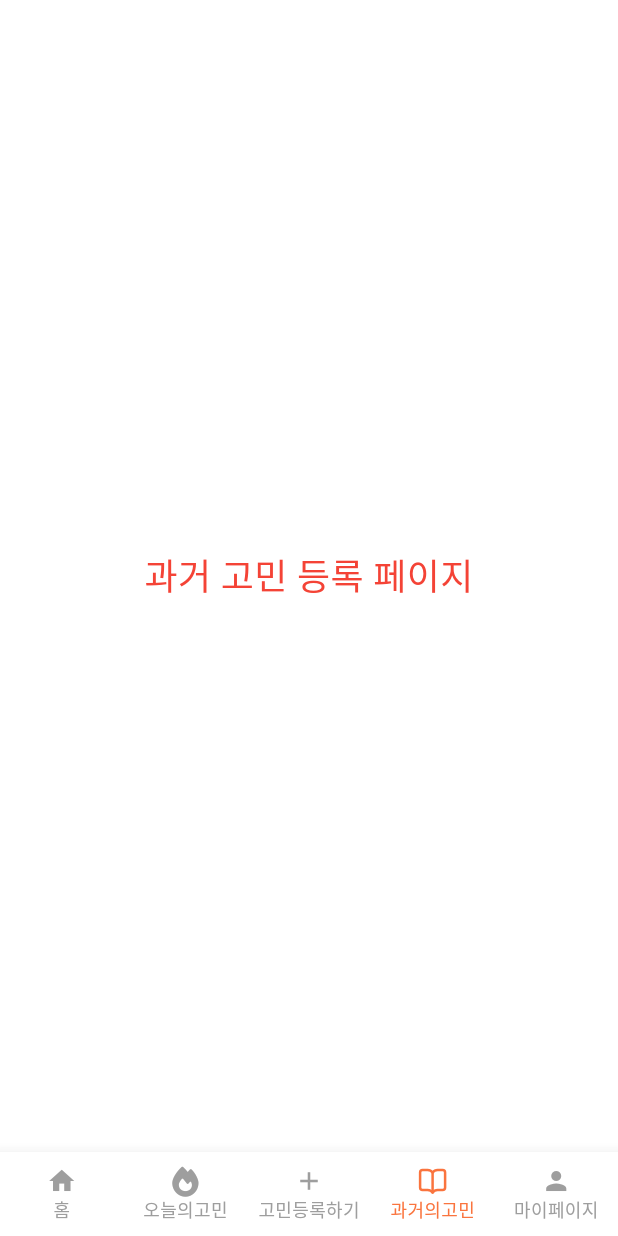
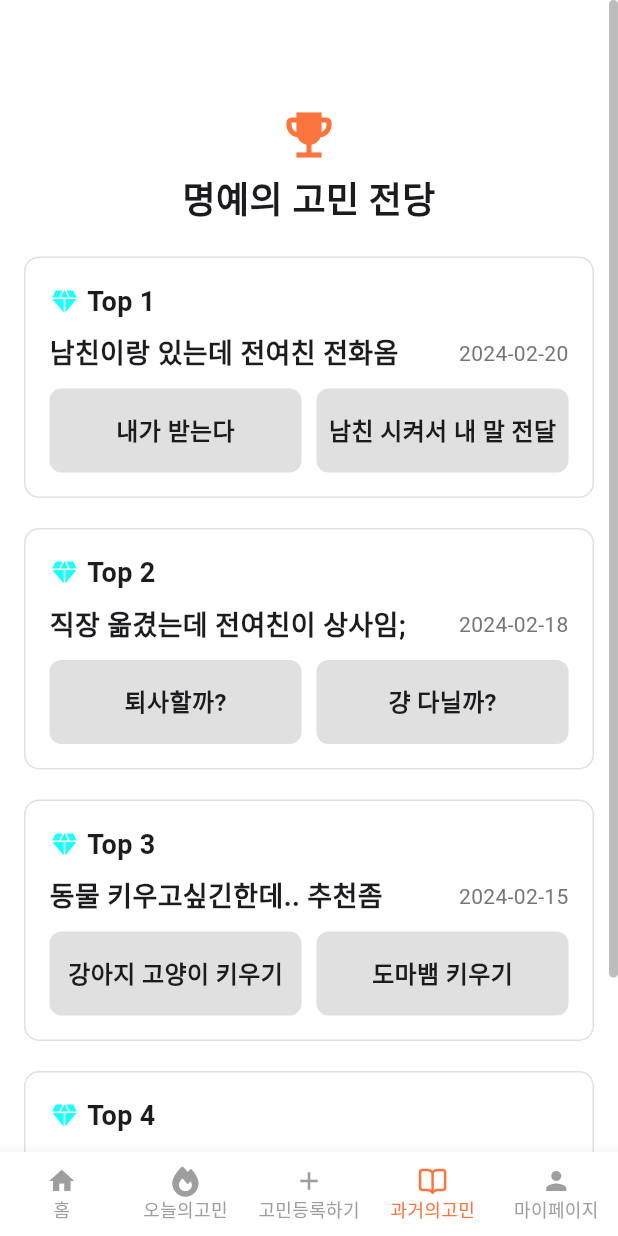
Before and after one commit to SSS-11team/gomin_jungdok-mobile, a Flutter app: the PastWorry screen opened by its route, on a phone screen of 412 x 824 dp. Run offline on Flutter 3.47's test engine with Material 3 defaults, Android fonts, the phone set to English and light mode, and no system bars; our stand-ins replace dio, flutter_riverpod, flutter_svg, font_awesome_flutter, go_router, image_picker and 2 more; generated files the repository leaves out were written again; network calls fail; project files that could hold a hidden picture were left out.

Commit message:
feat:과거의 고민 UI 제작(데모데이용)

```diff
--- a/lib/worry/past_worry/presentation/screens/pastWorry.dart
+++ b/lib/worry/past_worry/presentation/screens/pastWorry.dart
@@ -1,18 +1,164 @@
 import 'package:flutter/material.dart';
 
 class PastWorry extends StatelessWidget {
-  const PastWorry({super.key});
+  PastWorry({super.key});
+
+  /// 📌 고민 목록 (제목, 날짜, 선택지 2개)
+  final List<Map<String, dynamic>> worries = [
+    {
+      "title": "남친이랑 있는데 전여친 전화옴",
+      "date": "2024-02-20",
+      "choices": ["내가 받는다", "남친 시켜서 내 말 전달"]
+    },
+    {
+      "title": "직장 옮겼는데 전여친이 상사임;",
+      "date": "2024-02-18",
+      "choices": ["퇴사할까?", "걍 다닐까?"]
+    },
+    {
+      "title": "동물 키우고싶긴한데.. 추천좀",
+      "date": "2024-02-15",
+      "choices": ["강아지 고양이 키우기", "도마뱀 키우기"]
+    },
+    {
+      "title": "이번주 연휴에 뭐하지..",
+      "date": "2024-02-10",
+      "choices": ["애국하기", "개강 전 여행가기"]
+    },
+  ];
+
+  /// 🔥 스크롤바를 추가하기 위한 컨트롤러
+  final ScrollController _scrollController = ScrollController();
 
   @override
   Widget build(BuildContext context) {
     return Scaffold(
-      body: Center(
-        child: Text(
-          '과거 고민 등록 페이지',
-          style: TextStyle(fontSize: 24, color: Colors.red),
+      backgroundColor: Colors.white,
+      body: Scrollbar(
+        controller: _scrollController,
+        thumbVisibility: true, // 🔥 스크롤바 항상 보이도록 설정
+        thickness: 6, // 🔥 스크롤바 두께 조정
+        radius: const Radius.circular(10), // 🔥 스크롤바 둥글게
+        child: SingleChildScrollView(
+          controller: _scrollController,
+          child: Column(
+            children: [
+              const SizedBox(height: 30),
+
+              /// 📌 스크롤 시 함께 올라가는 "헤더" (AppBar 역할 X)
+              const Column(
+                children: [
+                  SizedBox(
+                    height: 40,
+                  ),
+                  Icon(Icons.emoji_events,
+                      color: Color(0xFFFA743E), size: 40), // 🏆 트로피 아이콘
+                  SizedBox(height: 5),
+                  Text(
+                    '명예의 고민 전당',
+                    style: TextStyle(fontSize: 24, fontWeight: FontWeight.bold),
+                  ),
+                ],
+              ),
+              const SizedBox(height: 20),
+
+              /// 📌 고민 리스트 (스크롤 가능)
+              ListView.separated(
+                shrinkWrap: true,
+                physics: const NeverScrollableScrollPhysics(), // 내부 스크롤 방지
+                padding: const EdgeInsets.symmetric(horizontal: 16),
+                itemCount: worries.length,
+                separatorBuilder: (context, index) =>
+                    const SizedBox(height: 20), // 고민 사이 간격
+                itemBuilder: (context, index) {
+                  return _buildWorryCard(
+                    index + 1, // Top 순위
+                    worries[index]["title"]!,
+                    worries[index]["date"]!,
+                    worries[index]["choices"]!,
+                  );
+                },
+              ),
+              const SizedBox(height: 30), // 마지막 카드 아래 여백 추가
+            ],
+          ),
         ),
       ),
-      backgroundColor: Colors.white,
+    );
+  }
+
+  /// 고민 카드 UI 위젯
+  Widget _buildWorryCard(
+      int rank, String title, String date, List<String> choices) {
+    return Container(
+      padding: const EdgeInsets.all(16),
+      decoration: BoxDecoration(
+        border: Border.all(color: Colors.grey.shade300),
+        borderRadius: BorderRadius.circular(10),
+      ),
+      child: Column(
+        crossAxisAlignment: CrossAxisAlignment.start,
+        children: [
+          /// 🔥 Top 순위 (좌측 정렬)
+          Row(
+            children: [
+              const Icon(Icons.diamond,
+                  color: Colors.cyanAccent, size: 20), // 👑 왕관 아이콘
+              const SizedBox(width: 5),
+              Text(
+                "Top $rank",
+                style:
+                    const TextStyle(fontSize: 18, fontWeight: FontWeight.bold),
+              ),
+            ],
+          ),
+          const SizedBox(height: 8), // 왕관과 제목 사이 간격
+
+          /// 📌 고민 제목 + 날짜 표시
+          Row(
+            mainAxisAlignment: MainAxisAlignment.spaceBetween,
+            children: [
+              Text(
+                title,
+                style:
+                    const TextStyle(fontSize: 18, fontWeight: FontWeight.bold),
+              ),
+              Text(
+                date, // 🔥 각 고민에 개별 날짜 적용
+                style: TextStyle(fontSize: 14, color: Colors.grey.shade600),
+              ),
+            ],
+          ),
+          const SizedBox(height: 10),
+
+          /// 📌 선택지 2개
+          Row(
+            children: [
+              _buildChoiceButton(choices[0]), // 선택지 1
+              const SizedBox(width: 10),
+              _buildChoiceButton(choices[1]), // 선택지 2
+            ],
+          ),
+        ],
+      ),
+    );
+  }
+
+  /// 선택지 버튼 UI 위젯
+  Widget _buildChoiceButton(String text) {
+    return Expanded(
+      child: Container(
+        padding: const EdgeInsets.symmetric(vertical: 16),
+        alignment: Alignment.center,
+        decoration: BoxDecoration(
+          color: Colors.grey.shade300,
+          borderRadius: BorderRadius.circular(8),
+        ),
+        child: Text(
+          text,
+          style: const TextStyle(fontSize: 16, fontWeight: FontWeight.bold),
+        ),
+      ),
     );
   }
 }
```
